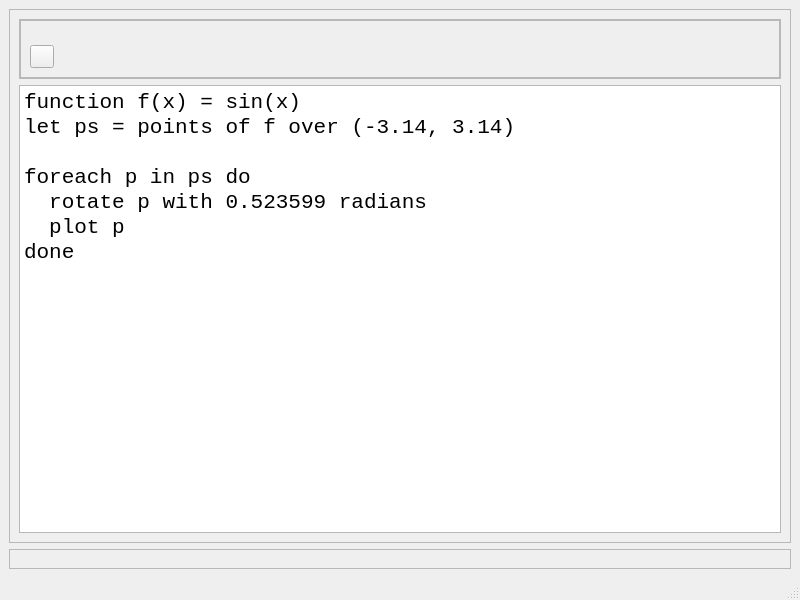
Qt form MainWindow.ui (fritzone/funkplot) before a commit.
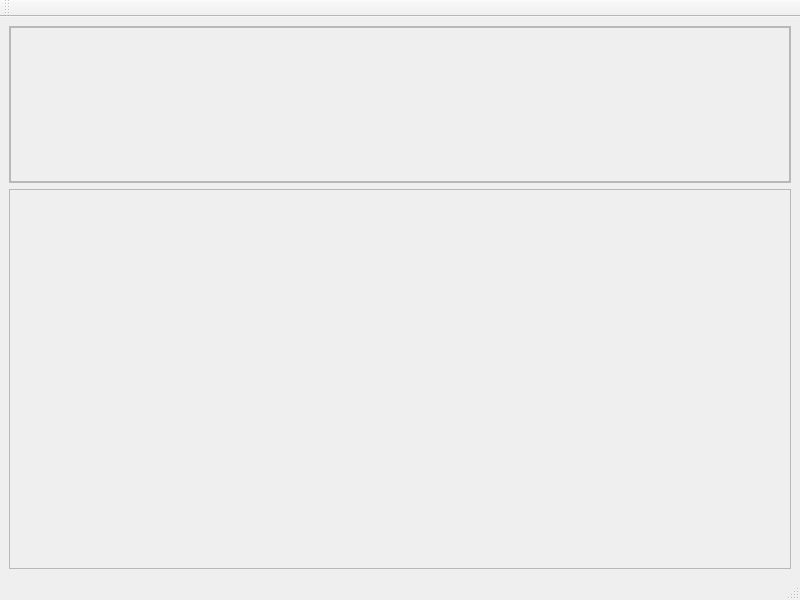
The same form after that commit. Icons and pictures are not drawn.

Commit message: added a text edit with line numbers, some UI redesign

Patch:
```diff
--- a/MainWindow.ui
+++ b/MainWindow.ui
@@ -24,6 +24,18 @@
        <enum>QFrame::Raised</enum>
       </property>
       <layout class="QVBoxLayout" name="verticalLayout_2">
+       <property name="leftMargin">
+        <number>0</number>
+       </property>
+       <property name="topMargin">
+        <number>0</number>
+       </property>
+       <property name="rightMargin">
+        <number>0</number>
+       </property>
+       <property name="bottomMargin">
+        <number>0</number>
+       </property>
        <item>
         <widget class="QFrame" name="frame">
          <property name="frameShape">
@@ -32,7 +44,10 @@
          <property name="frameShadow">
           <enum>QFrame::Raised</enum>
          </property>
-         <layout class="QVBoxLayout" name="verticalLayout_5">
+         <layout class="QHBoxLayout" name="horizontalLayout">
+          <property name="spacing">
+           <number>0</number>
+          </property>
           <property name="leftMargin">
            <number>0</number>
           </property>
@@ -45,90 +60,20 @@
           <property name="bottomMargin">
            <number>0</number>
           </property>
-          <item>
-           <widget class="QFrame" name="frame_4">
-            <property name="frameShape">
-             <enum>QFrame::StyledPanel</enum>
-            </property>
-            <property name="frameShadow">
-             <enum>QFrame::Raised</enum>
-            </property>
-            <layout class="QHBoxLayout" name="horizontalLayout_4">
-             <property name="topMargin">
-              <number>24</number>
-             </property>
-             <item>
-              <widget class="QToolButton" name="toolButton">
-               <property name="text">
-                <string/>
-               </property>
-               <property name="icon">
-                <iconset resource="main.qrc">
-                 <normaloff>:/img/img/video-play-3-32.ico</normaloff>:/img/img/video-play-3-32.ico</iconset>
-               </property>
-              </widget>
-             </item>
-             <item>
-              <spacer name="horizontalSpacer">
-               <property name="orientation">
-                <enum>Qt::Horizontal</enum>
-               </property>
-               <property name="sizeHint" stdset="0">
-                <size>
-                 <width>40</width>
-                 <height>20</height>
-                </size>
-               </property>
-              </spacer>
-             </item>
-             <item>
-              <widget class="QLabel" name="errorText">
-               <property name="text">
-                <string/>
-               </property>
-              </widget>
-             </item>
-            </layout>
-           </widget>
-          </item>
          </layout>
         </widget>
        </item>
-       <item>
-        <widget class="QTextEdit" name="textEdit">
-         <property name="font">
-          <font>
-           <family>Courier New</family>
-           <pointsize>16</pointsize>
-          </font>
-         </property>
-         <property name="lineWrapMode">
-          <enum>QTextEdit::NoWrap</enum>
-         </property>
-         <property name="html">
-          <string>&lt;!DOCTYPE HTML PUBLIC &quot;-//W3C//DTD HTML 4.0//EN&quot; &quot;http://www.w3.org/TR/REC-html40/strict.dtd&quot;&gt;
-&lt;html&gt;&lt;head&gt;&lt;meta name=&quot;qrichtext&quot; content=&quot;1&quot; /&gt;&lt;meta charset=&quot;utf-8&quot; /&gt;&lt;style type=&quot;text/css&quot;&gt;
-p, li { white-space: pre-wrap; }
-&lt;/style&gt;&lt;/head&gt;&lt;body style=&quot; font-family:'Courier New'; font-size:16pt; font-weight:400; font-style:normal;&quot;&gt;
-&lt;p style=&quot; margin-top:0px; margin-bottom:0px; margin-left:0px; margin-right:0px; -qt-block-indent:0; text-indent:0px;&quot;&gt;function f(x) = sin(x)&lt;/p&gt;
-&lt;p style=&quot; margin-top:0px; margin-bottom:0px; margin-left:0px; margin-right:0px; -qt-block-indent:0; text-indent:0px;&quot;&gt;let ps = points of f over (-3.14, 3.14)&lt;/p&gt;
-&lt;p style=&quot;-qt-paragraph-type:empty; margin-top:0px; margin-bottom:0px; margin-left:0px; margin-right:0px; -qt-block-indent:0; text-indent:0px;&quot;&gt;&lt;br /&gt;&lt;/p&gt;
-&lt;p style=&quot; margin-top:0px; margin-bottom:0px; margin-left:0px; margin-right:0px; -qt-block-indent:0; text-indent:0px;&quot;&gt;foreach p in ps do&lt;/p&gt;
-&lt;p style=&quot; margin-top:0px; margin-bottom:0px; margin-left:0px; margin-right:0px; -qt-block-indent:0; text-indent:0px;&quot;&gt;  rotate p with 0.523599 radians&lt;/p&gt;
-&lt;p style=&quot; margin-top:0px; margin-bottom:0px; margin-left:0px; margin-right:0px; -qt-block-indent:0; text-indent:0px;&quot;&gt;  plot p&lt;/p&gt;
-&lt;p style=&quot; margin-top:0px; margin-bottom:0px; margin-left:0px; margin-right:0px; -qt-block-indent:0; text-indent:0px;&quot;&gt;done&lt;/p&gt;
-&lt;p style=&quot;-qt-paragraph-type:empty; margin-top:0px; margin-bottom:0px; margin-left:0px; margin-right:0px; -qt-block-indent:0; text-indent:0px;&quot;&gt;&lt;br /&gt;&lt;/p&gt;&lt;/body&gt;&lt;/html&gt;</string>
-         </property>
-         <property name="acceptRichText">
-          <bool>false</bool>
-         </property>
-        </widget>
-       </item>
       </layout>
      </widget>
     </item>
     <item>
      <widget class="QFrame" name="frmDrawing">
+      <property name="minimumSize">
+       <size>
+        <width>0</width>
+        <height>380</height>
+       </size>
+      </property>
       <property name="frameShape">
        <enum>QFrame::StyledPanel</enum>
       </property>
@@ -151,6 +96,17 @@
    </property>
   </widget>
   <widget class="QStatusBar" name="statusbar"/>
+  <widget class="QToolBar" name="toolBar">
+   <property name="windowTitle">
+    <string>toolBar</string>
+   </property>
+   <attribute name="toolBarArea">
+    <enum>TopToolBarArea</enum>
+   </attribute>
+   <attribute name="toolBarBreak">
+    <bool>false</bool>
+   </attribute>
+  </widget>
   <action name="action_New">
    <property name="text">
     <string>&amp;New</string>
```
Left out of the diff: 6 changed lines with no effect on the pictures. The commit also changes 26 other files.
